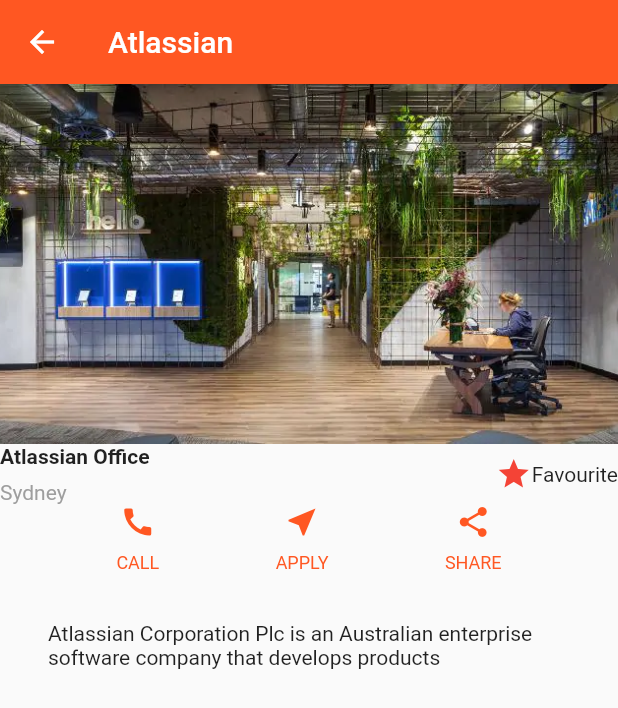
After one commit to cbeardsmore/internStack, a Flutter app: the ListingPage screen opened directly, after a tap on an icon or button, on a phone screen of 412 x 824 dp. The commit adds this screen. Shown: the top 708 px of the screen. Run offline on Flutter 3.47's test engine with Material 2 defaults, Android fonts, the phone set to English and light mode, and no system bars.

Commit message:
Added company widget and event onTap (#6)
* Company view widget started

* Added Company view widget

* Added company widget and onTap event

```diff
--- a/lib/company.dart
+++ b/lib/company.dart
@@ -1,6 +1,8 @@
 class Company {
   final String name;
   final String location;
+  final String image;
+  final String description;
 
-  const Company({this.name, this.location});
+  const Company({this.name, this.location, this.image, this.description});
 }
--- a/lib/company_list.dart
+++ b/lib/company_list.dart
@@ -1,11 +1,29 @@
 import 'package:flutter/material.dart';
 import 'company.dart';
+import 'company_widget.dart';
 
 const companies = const <Company>[
-  const Company(name: 'Atlassian', location: 'Sydney'),
-  const Company(name: 'Optiver', location: 'Sydney'),
-  const Company(name: 'VGW', location: 'Perth'),
-  const Company(name: 'Woodside', location: 'Perth'),
+  const Company(
+      name: 'Atlassian',
+      location: 'Sydney',
+      image: 'assets/atlassian.webp',
+      description:
+          'Atlassian Corporation Plc is an Australian enterprise software company that develops products'),
+  const Company(
+      name: 'Optiver',
+      location: 'Sydney',
+      image: 'assets/atlassian.webp',
+      description: 'Optiver description...'),
+  const Company(
+      name: 'VGW',
+      location: 'Perth',
+      image: 'assets/atlassian.webp',
+      description: 'VGW description...'),
+  const Company(
+      name: 'Woodside',
+      location: 'Perth',
+      image: 'assets/atlassian.webp',
+      description: 'Woodside description...'),
 ];
 
 class CompanyList extends StatelessWidget {
@@ -25,8 +43,12 @@ class CompanyList extends StatelessWidget {
         var company = companies[int];
         return ListTile(
           leading: new CircleAvatar(
-            child: new Text(company.name[0])
+            child: new Text(company.name[0]),
           ),
+          onTap: (){
+            Navigator.push(context, MaterialPageRoute(builder: (context) => CompanyWidget(company)),
+            );
+          },
           title: Text(company.name),
           subtitle: Text(company.location),
         );
--- /dev/null
+++ b/lib/company_widget.dart
@@ -0,0 +1,119 @@
+import 'package:flutter/material.dart';
+import 'company.dart';
+
+class CompanyWidget extends StatelessWidget {
+  final Company company;
+
+  CompanyWidget(this.company);
+
+  @override
+  Widget build(BuildContext context) {
+    return new Scaffold(
+          appBar: AppBar(
+            title: Text(company.name),
+          ),
+          body: ListView(
+            children: <Widget>[
+              Image.asset(
+                company.image,
+                width: 600.0,
+                height: 240.0,
+                fit: BoxFit.cover,
+              ),
+              TitleSection(company),
+              ButtonSection(),
+              Container(
+                  padding: const EdgeInsets.all(32.0),
+                  child: Text(
+                    company.description,
+                    softWrap: true,
+                  ))
+            ],
+          ),
+        );
+  }
+}
+
+/* ****************** Title ****************** */
+
+class TitleSection extends StatelessWidget {
+  final Company company;
+
+  TitleSection(this.company);
+
+  @override
+  Widget build(BuildContext context) {
+    return Row(
+      children: <Widget>[
+        Expanded(
+          child: titleText(),
+        ),
+        Icon(Icons.star, color: Colors.red),
+        Text('Favourite'),
+      ],
+    );
+  }
+
+  Column titleText() {
+    return Column(
+      crossAxisAlignment: CrossAxisAlignment.start,
+      children: <Widget>[
+        Container(
+          padding: const EdgeInsets.only(bottom: 8.0),
+          child: Text(
+            "${company.name} Office",
+            style: TextStyle(
+              fontWeight: FontWeight.bold,
+            ),
+          ),
+        ),
+        Text(
+          company.location,
+          style: TextStyle(color: Colors.grey),
+        ),
+      ],
+    );
+  }
+}
+
+/* ****************** Button ****************** */
+
+class ButtonSection extends StatelessWidget {
+  Color color;
+
+  @override
+  Widget build(BuildContext context) {
+    color = Theme.of(context).primaryColor;
+    return Row(
+      mainAxisAlignment: MainAxisAlignment.spaceEvenly,
+      children: <Widget>[
+        buildButtonCol(Icons.call, 'CALL'),
+        buildButtonCol(Icons.near_me, 'APPLY'),
+        buildButtonCol(Icons.share, 'SHARE'),
+      ],
+    );
+  }
+
+  Column buildButtonCol(IconData icon, String label) {
+    return Column(
+      mainAxisSize: MainAxisSize.min,
+      mainAxisAlignment: MainAxisAlignment.center,
+      children: <Widget>[
+        Icon(
+          icon,
+          color: color,
+        ),
+        Container(
+            margin: const EdgeInsets.only(top: 8.0),
+            child: Text(
+              label,
+              style: TextStyle(
+                fontSize: 12.0,
+                fontWeight: FontWeight.w400,
+                color: color,
+              ),
+            ))
+      ],
+    );
+  }
+}
```
Also changed, not shown: assets/atlassian.webp (added).
